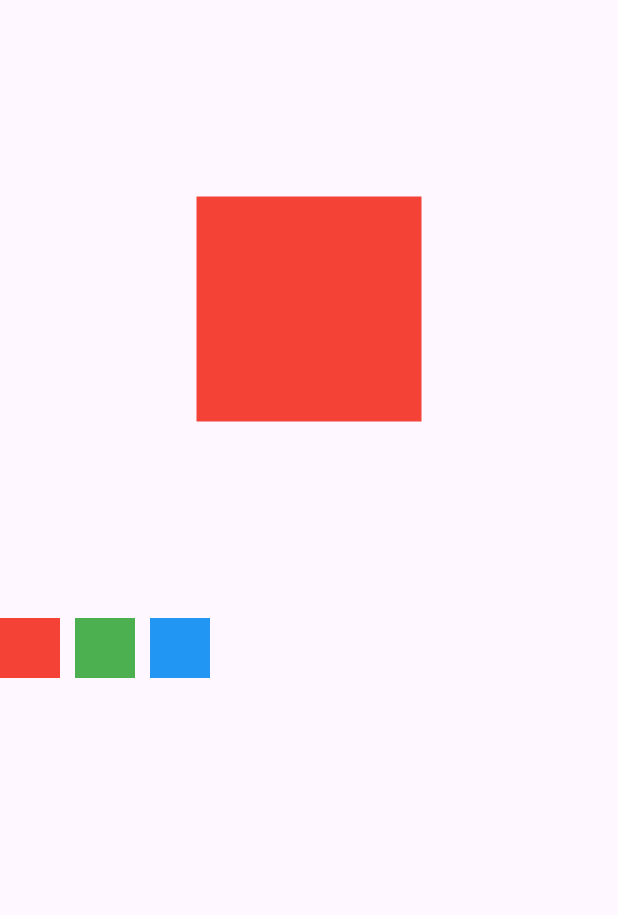
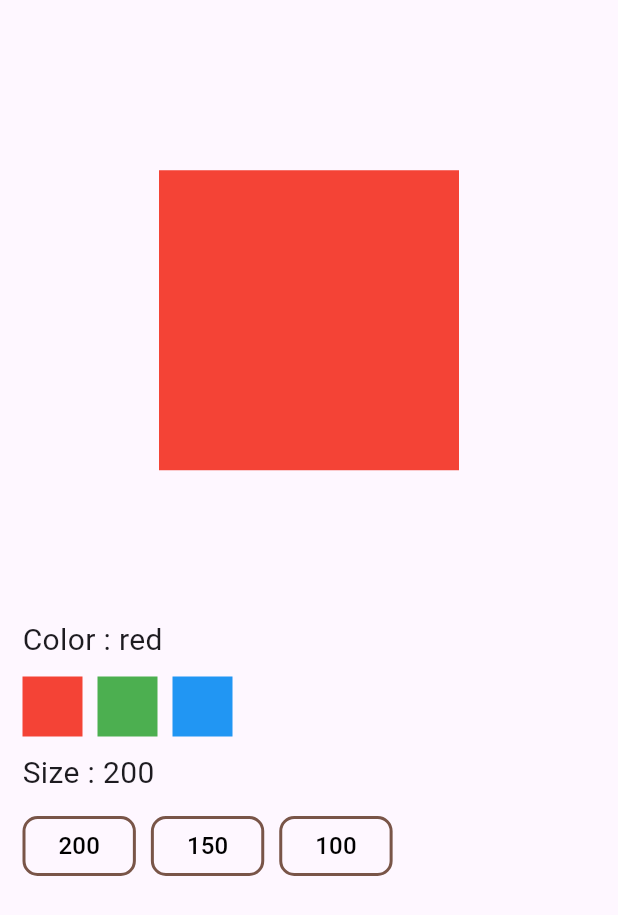
Before and after one commit to kaomeyly/state_management_flutter, a Flutter app: the screen it shows after launch, on a phone screen of 412 x 824 dp. Shown: the top 915 px of the screen. Run offline on Flutter 3.47's test engine with Material 3 defaults, Android fonts, the phone set to English and light mode, and no system bars; our stand-ins replace get.

Commit message:
update practice one of size

```diff
--- a/lib/main.dart
+++ b/lib/main.dart
@@ -10,6 +10,9 @@ class MainApp extends StatelessWidget {
 
   @override
   Widget build(BuildContext context) {
-    return const MaterialApp(home: PracticeOne());
+    return const MaterialApp(
+      home: PracticeOne(),
+      debugShowCheckedModeBanner: false,
+    );
   }
 }
--- a/lib/practice/practice_controller_one.dart
+++ b/lib/practice/practice_controller_one.dart
@@ -1,5 +1,6 @@
 import 'package:get/get.dart';
 
-class PracticeControllerOne extends GetxController{
+class PracticeControllerOne extends GetxController {
   var selectedColor = "red".obs;
+  var selectedSize = "200".obs;
 }
--- a/lib/practice/practice_one.dart
+++ b/lib/practice/practice_one.dart
@@ -14,11 +14,14 @@ class _PracticeOneState extends State<PracticeOne> {
   @override
   Widget build(BuildContext context) {
     return Scaffold(
-      body: Column(
-        children: [
-          Expanded(child: _buildbox()),
-          Expanded(child: _buildbtn()),
-        ],
+      body: Padding(
+        padding: const EdgeInsets.all(15.0),
+        child: Column(
+          children: [
+            Expanded(child: _buildbox()),
+            Expanded(child: _buildbtn()),
+          ],
+        ),
       ),
     );
   }
@@ -30,7 +33,13 @@ class _PracticeOneState extends State<PracticeOne> {
           : controller.selectedColor.value == "green"
           ? Colors.green
           : Colors.blue;
-      return Center(child: Container(width: 150, height: 150, color: color));
+      return Center(
+        child: Container(
+          width: double.parse(controller.selectedSize.value),
+          height: double.parse(controller.selectedSize.value),
+          color: color,
+        ),
+      );
     });
   }
 
@@ -39,6 +48,12 @@ class _PracticeOneState extends State<PracticeOne> {
       spacing: 10,
       crossAxisAlignment: CrossAxisAlignment.start,
       children: [
+        Obx(
+          () => Text(
+            "Color : ${controller.selectedColor.value}",
+            style: TextStyle(fontSize: 20),
+          ),
+        ),
         Row(
           spacing: 10,
           children: [
@@ -62,6 +77,57 @@ class _PracticeOneState extends State<PracticeOne> {
             ),
           ],
         ),
+        Text("Size : 200", style: TextStyle(fontSize: 20)),
+        Row(
+          spacing: 10,
+          children: [
+            OutlinedButton(
+              onPressed: () {
+                controller.selectedSize.value = "200";
+              },
+              style: OutlinedButton.styleFrom(
+                shape: RoundedRectangleBorder(
+                  borderRadius: BorderRadius.circular(10),
+                ),
+                side: BorderSide(color: Colors.brown, width: 2),
+              ),
+              child: Text(
+                "200",
+                style: TextStyle(color: Colors.black, fontSize: 16),
+              ),
+            ),
+            OutlinedButton(
+              onPressed: () {
+                controller.selectedSize.value = "150";
+              },
+              style: OutlinedButton.styleFrom(
+                shape: RoundedRectangleBorder(
+                  borderRadius: BorderRadius.circular(10),
+                ),
+                side: BorderSide(color: Colors.brown, width: 2),
+              ),
+              child: Text(
+                "150",
+                style: TextStyle(color: Colors.black, fontSize: 16),
+              ),
+            ),
+            OutlinedButton(
+              onPressed: () {
+                controller.selectedSize.value = "100";
+              },
+              style: OutlinedButton.styleFrom(
+                shape: RoundedRectangleBorder(
+                  borderRadius: BorderRadius.circular(10),
+                ),
+                side: BorderSide(color: Colors.brown, width: 2),
+              ),
+              child: Text(
+                "100",
+                style: TextStyle(color: Colors.black, fontSize: 16),
+              ),
+            ),
+          ],
+        ),
       ],
     );
   }
--- a/note.txt
+++ b/note.txt
@@ -1 +1,13 @@
 OnReady and OnInit it a same.
+- State management
+    - ui
+    - logic
+- Getx, Provider , RiverPod, Bloc ...
+- GetX : State management , Navigation, DI , ...
+- SetState -> rebuild
+- Reactivr widget : GetX, Obx if we can use this must to have Reactive Variable
+- Reactive Variable is for updata data : obs Ex: int a = 10; RxInt , RxString, RxBool and obs is Reactive
+Ex: RxInt a = 10.obs;
+    var a = 20.40.obs;
+
+- if we can use getx we have 2 screen is ui and logic.
```
